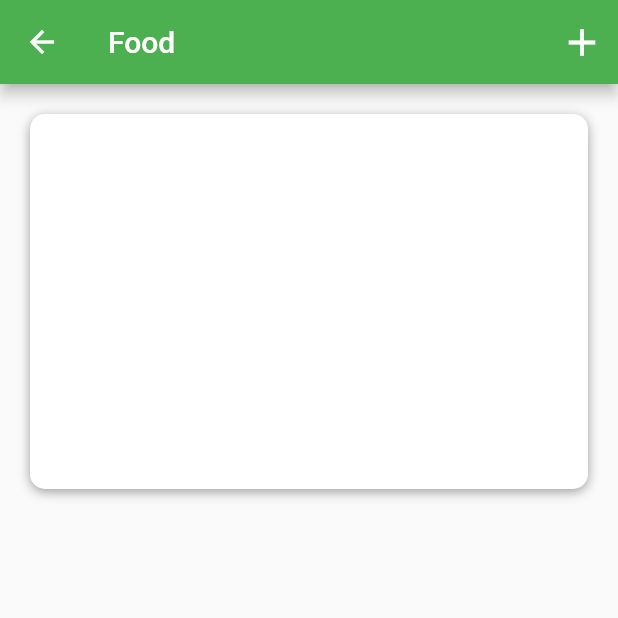
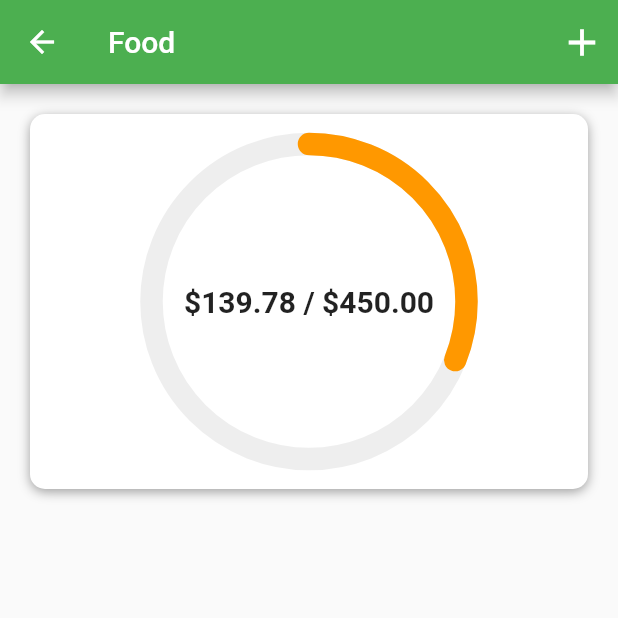
Before and after one commit to jecode93/budget_app_ui, a Flutter app: the screen it shows after launch, after a tap on "Food", on a phone screen of 412 x 824 dp, the top half of it. Run offline on Flutter 3.47's test engine with Material 2 defaults, Android fonts, the phone set to English and light mode, and no system bars.

Commit message:
Custom Painter - Radial Progress Bar.

```diff
--- a/lib/screens/category_screen.dart
+++ b/lib/screens/category_screen.dart
@@ -1,4 +1,7 @@
+import 'package:budger_app_ui/helpers/color_helper.dart';
 import 'package:budger_app_ui/models/category_model.dart';
+import 'package:budger_app_ui/models/expense_model.dart';
+import 'package:budger_app_ui/widgets/radial_painter.dart';
 import 'package:flutter/material.dart';
 
 class CategoryScreen extends StatefulWidget {
@@ -10,10 +13,16 @@ class CategoryScreen extends StatefulWidget {
 }
 
 class _CategoryScreenState extends State<CategoryScreen> {
-  double containerMarginAndPadding = 20.0;
-  double containeHeight = 250.0;
   @override
   Widget build(BuildContext context) {
+    double containerMarginAndPadding = 20.0;
+    double containeHeight = 250.0;
+    double totalAmountSpent = 0;
+    widget.category!.expenses!.forEach((Expense expense) {
+      totalAmountSpent += expense.cost!;
+    });
+    final amountLeft = widget.category!.maxAmount - totalAmountSpent;
+    final double percent = amountLeft / widget.category!.maxAmount;
     return Scaffold(
       appBar: AppBar(
         title: Text(widget.category!.name.toString()),
@@ -43,6 +52,23 @@ class _CategoryScreenState extends State<CategoryScreen> {
                       blurRadius: 6.0,
                     ),
                   ]),
+              child: CustomPaint(
+                foregroundPainter: RadialPainter(
+                  bgColor: Colors.grey[200],
+                  lineColor: getColor(context, percent),
+                  percent: percent,
+                  width: 15.0,
+                ),
+                child: Center(
+                  child: Text(
+                    '\$${amountLeft.toStringAsFixed(2)} / \$${widget.category!.maxAmount.toStringAsFixed(2)}',
+                    style: TextStyle(
+                      fontSize: 20.0,
+                      fontWeight: FontWeight.w600,
+                    ),
+                  ),
+                ),
+              ),
             ),
           ],
         ),
--- /dev/null
+++ b/lib/widgets/radial_painter.dart
@@ -0,0 +1,35 @@
+import 'dart:math';
+
+import 'package:flutter/material.dart';
+
+class RadialPainter extends CustomPainter {
+  final Color? bgColor, lineColor;
+  final double? percent, width;
+
+  RadialPainter({this.bgColor, this.lineColor, this.percent, this.width});
+
+  @override
+  void paint(Canvas canvas, Size size) {
+    Paint bgLine = Paint()
+      ..color = bgColor!
+      ..strokeCap = StrokeCap.round
+      ..style = PaintingStyle.stroke
+      ..strokeWidth = width!;
+    Paint completeLine = Paint()
+      ..color = lineColor!
+      ..strokeCap = StrokeCap.round
+      ..style = PaintingStyle.stroke
+      ..strokeWidth = width!;
+    Offset center = Offset(size.width / 2, size.height / 2);
+    double radius = min(size.width / 2, size.height / 2);
+    canvas.drawCircle(center, radius, bgLine);
+    double sweepAngle = 2 * pi * percent!;
+    canvas.drawArc(Rect.fromCircle(center: center, radius: radius), -pi / 2,
+        sweepAngle, false, completeLine);
+  }
+
+  @override
+  bool shouldRepaint(covariant CustomPainter oldDelegate) {
+    return true;
+  }
+}
```
